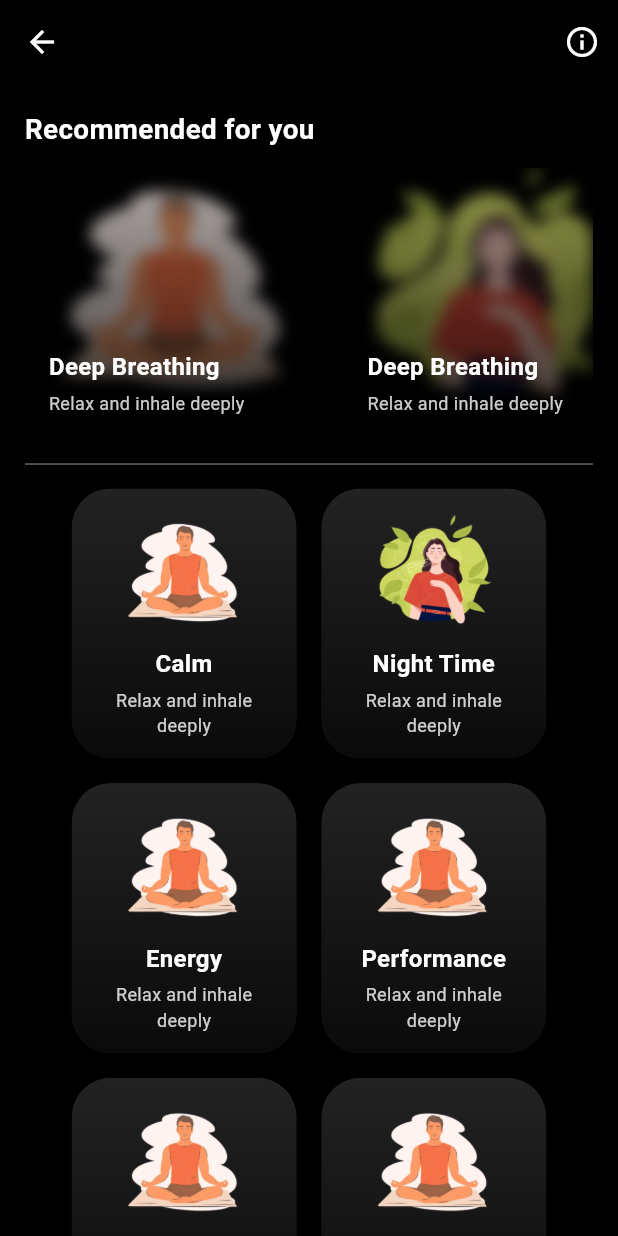
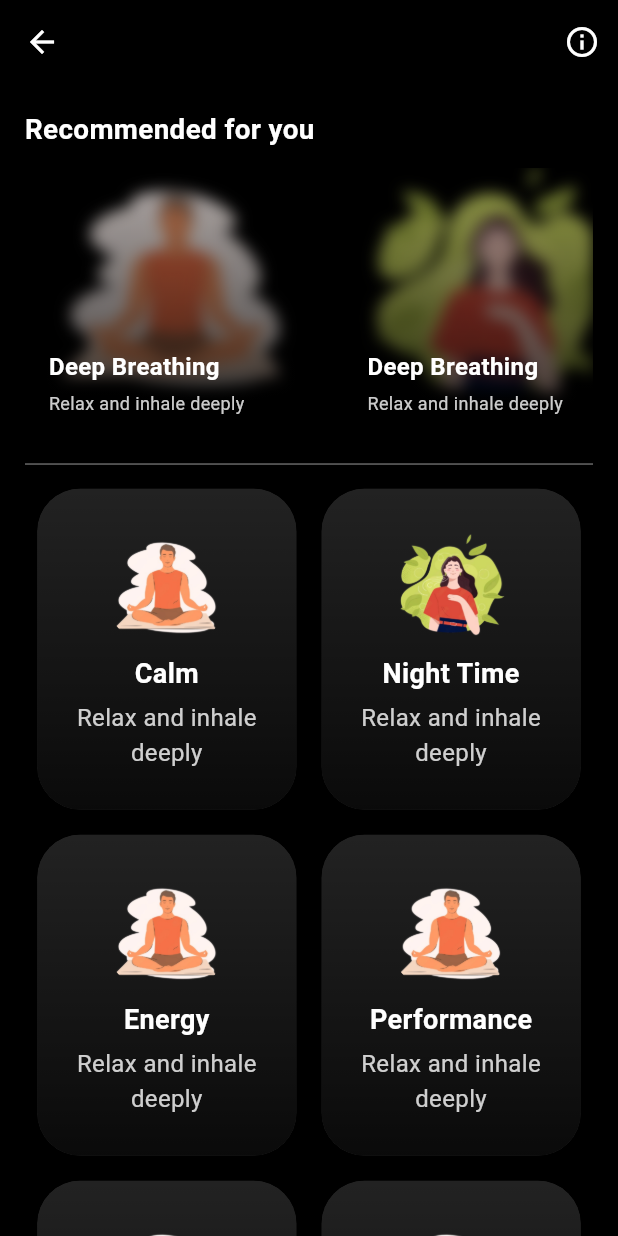
Before and after one commit to nayan1306/aarav, a Flutter app: the BreathingPage screen opened directly, on a phone screen of 412 x 824 dp. Run offline on Flutter 3.47's test engine with Material 3 defaults, Android fonts, the phone set to English and light mode, and no system bars; our stand-ins replace audioplayers, hive, hive_flutter, image_picker, salomon_bottom_bar, table_calendar and 1 more; missing offline and left inert: flutter_sound_record; accounts and stored records are empty.

Commit message:
breathing container card responsive

```diff
--- a/lib/widgets/breathingcontainercard.dart
+++ b/lib/widgets/breathingcontainercard.dart
@@ -4,57 +4,54 @@ class BreathingContainerCard extends StatelessWidget {
   final String assetImagePath;
   final String title;
   final String subtitle;
-  final Widget nextPage; // Accepts any custom page
+  final Widget nextPage;
 
   const BreathingContainerCard({
     super.key,
     required this.assetImagePath,
     required this.title,
     required this.subtitle,
-    required this.nextPage, // Custom page parameter
+    required this.nextPage,
   });
 
   @override
   Widget build(BuildContext context) {
+    double screenWidth = MediaQuery.of(context).size.width;
+    double screenHeight = MediaQuery.of(context).size.height;
+
     return GestureDetector(
       onTap: () {
-        // Navigate to the specified page
         Navigator.push(
           context,
           MaterialPageRoute(builder: (context) => nextPage),
         );
       },
       child: ClipRRect(
-        borderRadius: BorderRadius.circular(26), // Rounded corners for the card
+        borderRadius: BorderRadius.circular(screenWidth * 0.07),
         child: Container(
-          height: 180,
-          width: 150,
+          height: screenHeight * 0.26,
+          width: screenWidth * 0.42,
           decoration: BoxDecoration(
-            color: Colors.grey[900], // Fallback color
-            borderRadius: BorderRadius.circular(26), // Ensure rounded corners
+            color: Colors.grey[900],
+            borderRadius: BorderRadius.circular(screenWidth * 0.07),
           ),
           child: Stack(
             fit: StackFit.expand,
             children: [
-              // Background Image with Blur Effect
               ClipRRect(
-                borderRadius: BorderRadius.circular(26),
+                borderRadius: BorderRadius.circular(screenWidth * 0.07),
                 child: Container(color: const Color.fromARGB(111, 69, 69, 69)),
               ),
-
-              // Dark Overlay for better text readability
               Container(
                 decoration: BoxDecoration(
-                  borderRadius: BorderRadius.circular(26),
+                  borderRadius: BorderRadius.circular(screenWidth * 0.07),
                   color: Colors.black.withOpacity(0.3),
                 ),
               ),
-
-              // Gradient Fade for Text Visibility
               Positioned.fill(
                 child: Container(
                   decoration: BoxDecoration(
-                    borderRadius: BorderRadius.circular(26),
+                    borderRadius: BorderRadius.circular(screenWidth * 0.07),
                     gradient: LinearGradient(
                       colors: [
                         Colors.black.withOpacity(0.7),
@@ -66,48 +63,37 @@ class BreathingContainerCard extends StatelessWidget {
                   ),
                 ),
               ),
-
-              // Content: Image, Title, and Subtitle
               Padding(
-                padding: const EdgeInsets.all(12.0),
+                padding: EdgeInsets.all(screenWidth * 0.03),
                 child: Column(
                   mainAxisAlignment: MainAxisAlignment.center,
                   children: [
-                    // 🌟 Main Image Above Text
                     ClipRRect(
-                      borderRadius: BorderRadius.circular(
-                        18,
-                      ), // Soft rounded corners
+                      borderRadius: BorderRadius.circular(screenWidth * 0.05),
                       child: Image.asset(
                         assetImagePath,
-                        height: 80,
-                        width: 80,
+                        height: screenWidth * 0.18,
+                        width: screenWidth * 0.18,
                         fit: BoxFit.cover,
                       ),
                     ),
-
-                    const SizedBox(height: 12),
-
-                    // 📝 Title
+                    SizedBox(height: screenHeight * 0.012),
                     Text(
                       title,
                       textAlign: TextAlign.center,
-                      style: const TextStyle(
+                      style: TextStyle(
                         color: Colors.white,
-                        fontSize: 16,
+                        fontSize: 18,
                         fontWeight: FontWeight.bold,
                       ),
                     ),
-
-                    const SizedBox(height: 4),
-
-                    // 📌 Subtitle
+                    SizedBox(height: screenHeight * 0.006),
                     Text(
                       subtitle,
                       textAlign: TextAlign.center,
                       style: TextStyle(
                         color: Colors.white.withOpacity(0.8),
-                        fontSize: 12,
+                        fontSize: 16,
                       ),
                     ),
                   ],
```
